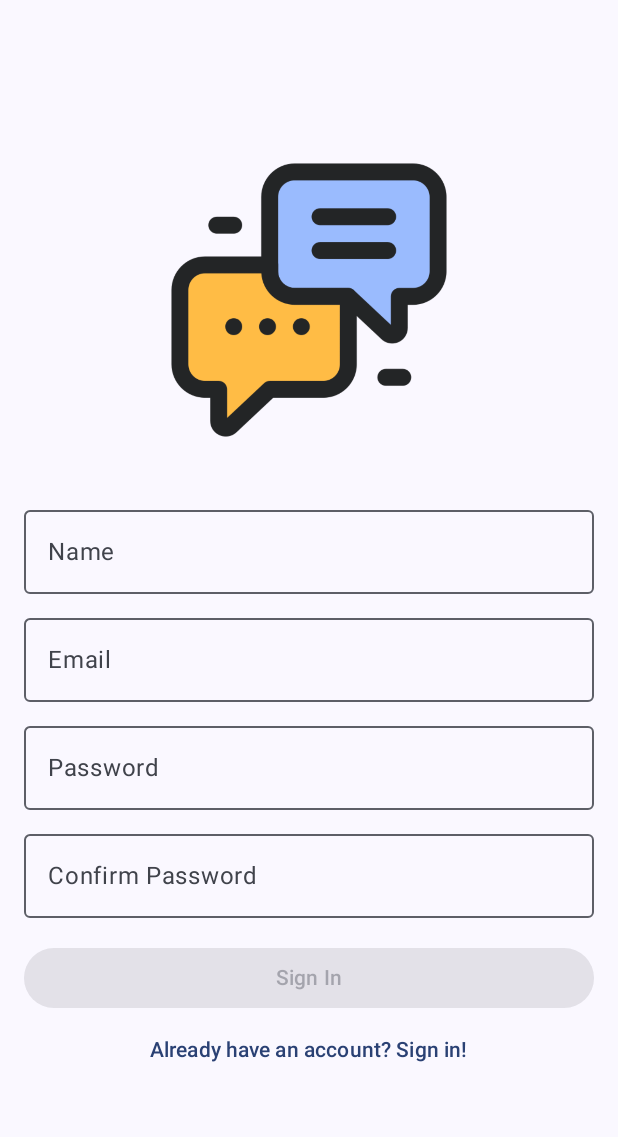
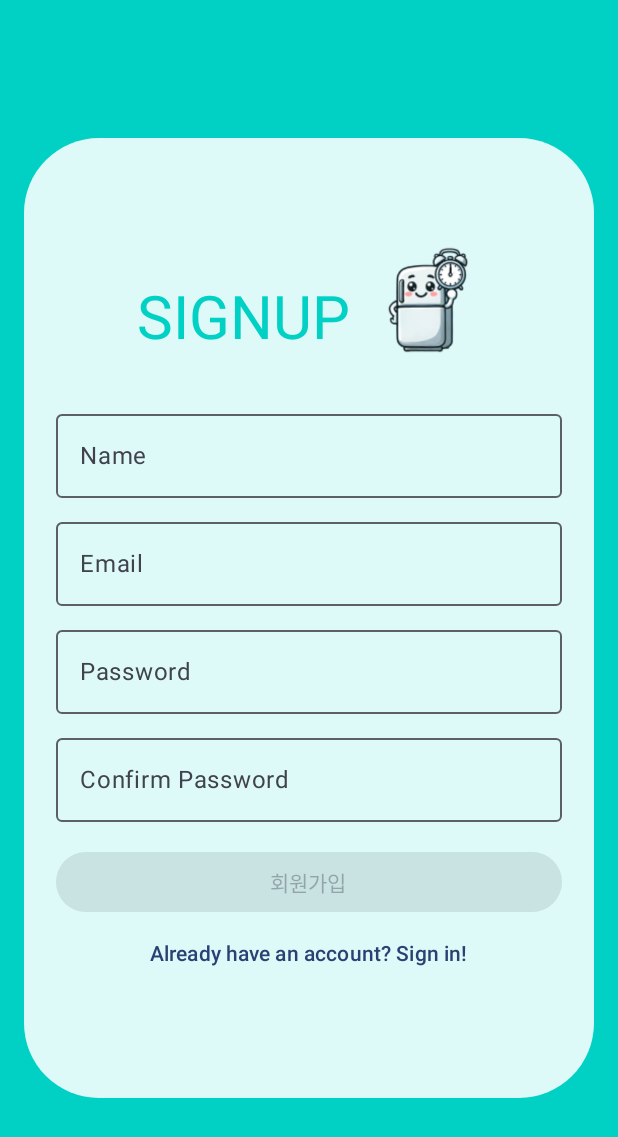
Before and after one commit to choiyukyung/Mobile_App_Myfridge_cyk, an Android app built with Jetpack Compose: the screen it shows after launch (MainActivity), after a tap on an icon or button, on a phone screen of 412 x 824 dp. Shown: the top 1137 px of the screen. Run offline under Robolectric (Android 15) with nearby library versions, the phone set to English and light mode, and no system bars; our stand-ins replace Dagger/Hilt's generated code, Firebase (no records; nobody signed in at launch, a user with empty details on screens opened directly).

Commit message:
Apply Design to Signin and Signup

```diff
--- a/app/src/main/java/com/example/mobileappteam6/feature/auth/signin/SignInScreen.kt
+++ b/app/src/main/java/com/example/mobileappteam6/feature/auth/signin/SignInScreen.kt
@@ -2,14 +2,18 @@ package com.example.mobileappteam6.feature.auth.signin
 
 import android.widget.Toast
 import androidx.compose.foundation.Image
+import androidx.compose.foundation.background
 import androidx.compose.foundation.layout.Arrangement
 import androidx.compose.foundation.layout.Column
+import androidx.compose.foundation.layout.Row
 import androidx.compose.foundation.layout.Spacer
 import androidx.compose.foundation.layout.fillMaxSize
 import androidx.compose.foundation.layout.fillMaxWidth
 import androidx.compose.foundation.layout.padding
 import androidx.compose.foundation.layout.size
+import androidx.compose.foundation.shape.RoundedCornerShape
 import androidx.compose.material3.Button
+import androidx.compose.material3.ButtonDefaults
 import androidx.compose.material3.CircularProgressIndicator
 import androidx.compose.material3.OutlinedTextField
 import androidx.compose.material3.Scaffold
@@ -27,11 +31,20 @@ import androidx.compose.ui.Modifier
 import androidx.compose.ui.platform.LocalContext
 import androidx.compose.ui.res.painterResource
 import androidx.compose.ui.res.stringResource
+import androidx.compose.ui.text.TextStyle
+import androidx.compose.ui.text.font.Font
+import androidx.compose.ui.text.font.FontFamily
+import androidx.compose.ui.text.font.FontWeight
 import androidx.compose.ui.text.input.PasswordVisualTransformation
+import androidx.compose.ui.tooling.preview.Preview
 import androidx.compose.ui.unit.dp
+import androidx.compose.ui.unit.sp
 import androidx.hilt.navigation.compose.hiltViewModel
 import androidx.navigation.NavController
 import com.example.mobileappteam6.R
+import com.example.mobileappteam6.ui.theme.MintBlue
+import com.example.mobileappteam6.ui.theme.MintWhite
+
 
 @Composable
 fun SignInScreen(navController: NavController) {
@@ -47,12 +60,13 @@ fun SignInScreen(navController: NavController) {
 
     val context = LocalContext.current
     LaunchedEffect(key1 = uiState.value) {
-        when(uiState.value) {
+        when (uiState.value) {
             is SignInState.Success -> {
                 navController.navigate("home") {
                     popUpTo("login") { inclusive = true }
                 }
             }
+
             is SignInState.Error -> {
                 Toast.makeText(context, "Sign In Failed", Toast.LENGTH_SHORT).show()
             }
@@ -61,19 +75,48 @@ fun SignInScreen(navController: NavController) {
         }
     }
 
-    Scaffold(modifier = Modifier.fillMaxSize()) {
-        Column (modifier = Modifier
+    Scaffold(
+        modifier = Modifier.fillMaxSize(),
+        containerColor = MintBlue
+    ) {
+        Column(
+            modifier = Modifier
                 .fillMaxSize()
                 .padding(it)
                 .padding(16.dp),
             verticalArrangement = Arrangement.Center,
             horizontalAlignment = Alignment.CenterHorizontally
-        ){
+        ) {
+            Column(
+                modifier = Modifier
+                    .background(color = MintWhite, shape = RoundedCornerShape(size = 50.dp))
+                    .padding(start = 21.dp, top = 72.dp, end = 21.dp, bottom = 72.dp),
+                verticalArrangement = Arrangement.SpaceBetween,
+                horizontalAlignment = Alignment.CenterHorizontally,
+            ) {
+                Row(
+                    horizontalArrangement = Arrangement.spacedBy(
+                        16.dp,
+                        Alignment.CenterHorizontally
+                    ),
+                    verticalAlignment = Alignment.Bottom,
+                ) {
+
+                    Text(
+                        text = "LOGIN",
+                        style = TextStyle(
+                            fontSize = 40.sp,
+                            lineHeight = 40.sp,
+                            fontWeight = FontWeight(400),
+                            color = MintBlue,
+                        )
+                    )
                     Image(
-                painter = painterResource(id = R.drawable.chatimage),
+                        painter = painterResource(id = R.drawable.simple),
                         contentDescription = null,
-                modifier = Modifier.size(200.dp)
+                        modifier = Modifier.size(72.dp)
                     )
+                }
                 Spacer(modifier = Modifier.size(32.dp))
                 OutlinedTextField(
                     value = email,
@@ -95,10 +138,14 @@ fun SignInScreen(navController: NavController) {
                 } else {
                     Button(
                         onClick = { viewModel.signIn(email, password) },
-                    modifier = Modifier.fillMaxWidth()
+                        modifier = Modifier.fillMaxWidth(),
+                        colors = ButtonDefaults.buttonColors(
+                            containerColor = MintBlue
+                        )
                     ) {
                         Text(text = stringResource(id = R.string.signin))
                     }
+
                     TextButton(onClick = { navController.navigate("signup") }) {
                         Text(text = stringResource(id = R.string.signintext))
                     }
@@ -106,3 +153,4 @@ fun SignInScreen(navController: NavController) {
             }
         }
     }
+}
--- a/app/src/main/java/com/example/mobileappteam6/feature/auth/signup/SignUpScreen.kt
+++ b/app/src/main/java/com/example/mobileappteam6/feature/auth/signup/SignUpScreen.kt
@@ -2,14 +2,18 @@ package com.example.mobileappteam6.feature.auth.signup
 
 import android.widget.Toast
 import androidx.compose.foundation.Image
+import androidx.compose.foundation.background
 import androidx.compose.foundation.layout.Arrangement
 import androidx.compose.foundation.layout.Column
+import androidx.compose.foundation.layout.Row
 import androidx.compose.foundation.layout.Spacer
 import androidx.compose.foundation.layout.fillMaxSize
 import androidx.compose.foundation.layout.fillMaxWidth
 import androidx.compose.foundation.layout.padding
 import androidx.compose.foundation.layout.size
+import androidx.compose.foundation.shape.RoundedCornerShape
 import androidx.compose.material3.Button
+import androidx.compose.material3.ButtonDefaults
 import androidx.compose.material3.CircularProgressIndicator
 import androidx.compose.material3.OutlinedTextField
 import androidx.compose.material3.Scaffold
@@ -27,11 +31,16 @@ import androidx.compose.ui.Modifier
 import androidx.compose.ui.platform.LocalContext
 import androidx.compose.ui.res.painterResource
 import androidx.compose.ui.res.stringResource
+import androidx.compose.ui.text.TextStyle
+import androidx.compose.ui.text.font.FontWeight
 import androidx.compose.ui.text.input.PasswordVisualTransformation
 import androidx.compose.ui.unit.dp
+import androidx.compose.ui.unit.sp
 import androidx.hilt.navigation.compose.hiltViewModel
 import androidx.navigation.NavController
 import com.example.mobileappteam6.R
+import com.example.mobileappteam6.ui.theme.MintBlue
+import com.example.mobileappteam6.ui.theme.MintWhite
 
 @Composable
 fun SignUpScreen(navController: NavController) {
@@ -53,13 +62,14 @@ fun SignUpScreen(navController: NavController) {
 
     val context = LocalContext.current
     LaunchedEffect(key1 = uiState.value) {
-        when(uiState.value) {
+        when (uiState.value) {
             is SignUpState.Success -> {
                 navController.navigate("home") {
                     popUpTo("login") { inclusive = true }
                     popUpTo("signup") { inclusive = true }
                 }
             }
+
             is SignUpState.Error -> {
                 Toast.makeText(context, "Sign Up Failed", Toast.LENGTH_SHORT).show()
             }
@@ -68,19 +78,48 @@ fun SignUpScreen(navController: NavController) {
         }
     }
 
-    Scaffold(modifier = Modifier.fillMaxSize()) {
-        Column (modifier = Modifier
+    Scaffold(
+        modifier = Modifier.fillMaxSize(),
+        containerColor = MintBlue
+    ) {
+        Column(
+            modifier = Modifier
                 .fillMaxSize()
                 .padding(it)
                 .padding(16.dp),
             verticalArrangement = Arrangement.Center,
             horizontalAlignment = Alignment.CenterHorizontally
-        ){
+        ) {
+            Column(
+                modifier = Modifier
+                    .background(color = MintWhite, shape = RoundedCornerShape(size = 50.dp))
+                    .padding(start = 21.dp, top = 72.dp, end = 21.dp, bottom = 72.dp),
+                verticalArrangement = Arrangement.SpaceBetween,
+                horizontalAlignment = Alignment.CenterHorizontally,
+            ) {
+                Row(
+                    horizontalArrangement = Arrangement.spacedBy(
+                        16.dp,
+                        Alignment.CenterHorizontally
+                    ),
+                    verticalAlignment = Alignment.Bottom,
+                ) {
+
+                    Text(
+                        text = "SIGNUP",
+                        style = TextStyle(
+                            fontSize = 40.sp,
+                            lineHeight = 40.sp,
+                            fontWeight = FontWeight(400),
+                            color = MintBlue,
+                        )
+                    )
                     Image(
-                painter = painterResource(id = R.drawable.chatimage),
+                        painter = painterResource(id = R.drawable.simple),
                         contentDescription = null,
-                modifier = Modifier.size(200.dp)
+                        modifier = Modifier.size(72.dp)
                     )
+                }
                 Spacer(modifier = Modifier.size(32.dp))
                 OutlinedTextField(
                     value = name,
@@ -119,12 +158,17 @@ fun SignUpScreen(navController: NavController) {
                     Button(
                         onClick = { viewModel.signUp(name, email, password) },
                         modifier = Modifier.fillMaxWidth(),
+                        colors = ButtonDefaults.buttonColors(
+                            containerColor = MintBlue
+                        ),
                         enabled = name.isNotEmpty() && email.isNotEmpty() && password.isNotEmpty() && confirm.isNotEmpty() && confirm == password
                     ) {
                         Text(text = stringResource(id = R.string.signup))
                     }
-                TextButton(onClick = {  }) {
+                    TextButton(onClick = { }) {
                         Text(text = stringResource(id = R.string.signuptext))
+                    }
+
                 }
             }
         }
--- a/app/src/main/java/com/example/mobileappteam6/ui/theme/Color.kt
+++ b/app/src/main/java/com/example/mobileappteam6/ui/theme/Color.kt
@@ -9,3 +9,6 @@ val Pink80 = Color(0xFFEFB8C8)
 val Purple40 = Color(0xFF6650a4)
 val PurpleGrey40 = Color(0xFF625b71)
 val Pink40 = Color(0xFF7D5260)
+
+val MintBlue = Color(0xFF01D1C4)
+val MintWhite = Color(0xFFDDF9F8)
--- a/app/src/main/java/com/example/mobileappteam6/ui/theme/Theme.kt
+++ b/app/src/main/java/com/example/mobileappteam6/ui/theme/Theme.kt
@@ -12,13 +12,13 @@ import androidx.compose.runtime.Composable
 import androidx.compose.ui.platform.LocalContext
 
 private val DarkColorScheme = darkColorScheme(
-    primary = Purple80,
+    primary = MintBlue,
     secondary = PurpleGrey80,
     tertiary = Pink80
 )
 
 private val LightColorScheme = lightColorScheme(
-    primary = Purple40,
+    primary = MintBlue,
     secondary = PurpleGrey40,
     tertiary = Pink40
 
--- a/app/src/main/res/values/strings.xml
+++ b/app/src/main/res/values/strings.xml
@@ -1,7 +1,7 @@
 <resources>
     <string name="app_name">ChatApp</string>
-    <string name="signin">Sign In </string>
+    <string name="signin">로그인</string>
     <string name="signintext">Don\'t have an account? Sign up!</string>
-    <string name="signup">Sign In </string>
+    <string name="signup">회원가입</string>
     <string name="signuptext">Already have an account? Sign in!</string>
 </resources>
```
Also changed, not shown: app/src/main/res/drawable/simple.png (added). Lines whose indentation alone changed are shown as unchanged.
